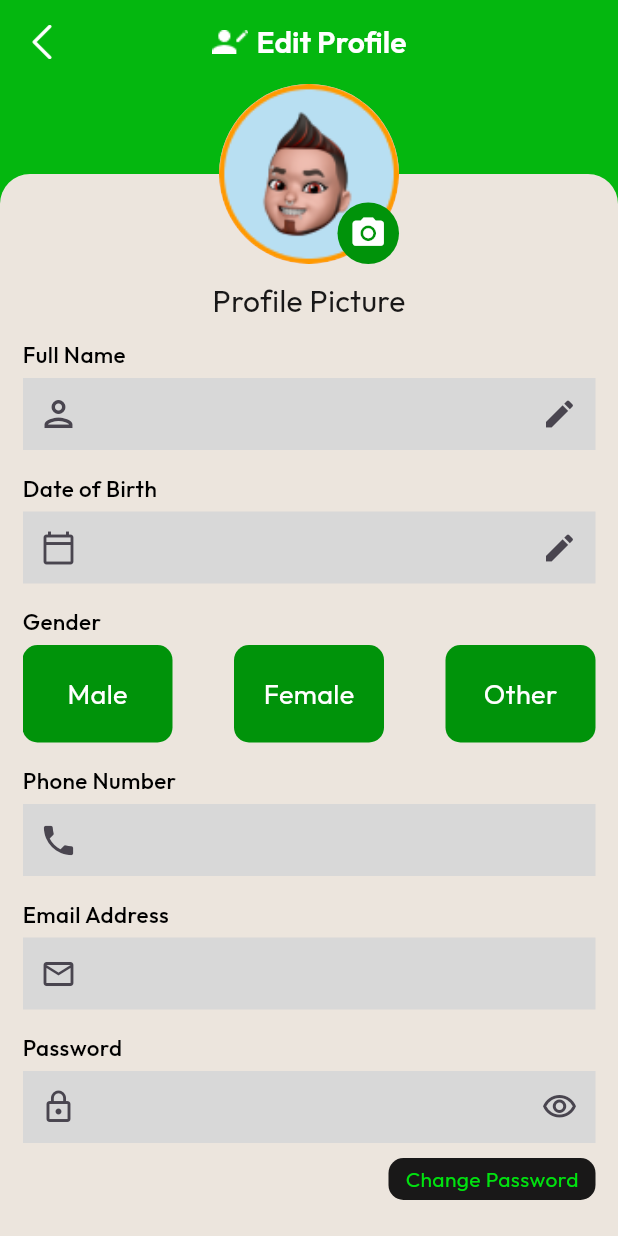
After one commit to sismart286/SnapShop_26, a Flutter app: the EditProfilePage screen opened directly, on a phone screen of 412 x 824 dp. The commit adds this screen. Run offline on Flutter 3.47's test engine with Material 3 defaults, Android fonts, the phone set to English and light mode, and no system bars; our stand-ins replace carousel_slider, firebase_auth, firebase_core, get; accounts and stored records are empty.

Commit message:
EditProfilePage UI is completed

```diff
--- a/lib/Config/Images.dart
+++ b/lib/Config/Images.dart
@@ -26,6 +26,7 @@ class AssetsImage {
   static const tshirt = "assets/icons/tshirt.png";
   static const tshirt1 = "assets/icons/tshirt1.png";
   static const visible = "assets/icons/visible.png";
+  static const editProfileIcon = "assets/icons/EditProfileIcon.png";
 
   //IMAGES PATH
   static const americanexpress = "assets/images/americanexpress.png";
--- /dev/null
+++ b/lib/Pages/EditProfilePage/EditProfilePage.dart
@@ -0,0 +1,157 @@
+import 'dart:developer';
+
+import 'package:flutter/material.dart';
+import 'package:get/get.dart';
+import 'package:snapshop/Config/Colors.dart';
+import 'package:snapshop/Config/Images.dart';
+import 'package:snapshop/Pages/EditProfilePage/Widgets/GenderSection.dart';
+import 'package:snapshop/Pages/EditProfilePage/Widgets/NameAndDOBEdit.dart';
+import 'package:snapshop/Pages/EditProfilePage/Widgets/PhoneEmailPasswordEditSection.dart';
+import 'package:snapshop/Pages/ProfilePage/widgets/AddressSection.dart';
+import 'package:snapshop/Widgets/CustomButton.dart';
+import 'package:snapshop/Widgets/PrimaryButton.dart';
+
+class EditProfilePage extends StatelessWidget {
+  const new({super.key});
+
+  @override
+  Widget build(BuildContext context) {
+    return Scaffold(
+      backgroundColor: primaryGreen,
+      appBar: AppBar(
+        backgroundColor: primaryGreen,
+        leading: IconButton(
+          onPressed: () {
+            Get.back();
+          },
+          icon: Image.asset(AssetsImage.backIcon, width: 23, color: white),
+        ),
+        title: Row(
+          mainAxisAlignment: MainAxisAlignment.center,
+          mainAxisSize: MainAxisSize.min,
+          children: [
+            Image.asset(AssetsImage.editProfileIcon, color: white, width: 25),
+            SizedBox(width: 5),
+            Text(
+              "Edit Profile",
+              style: TextStyle(
+                color: white,
+                fontFamily: "Outfit",
+                fontSize: 20,
+                fontWeight: FontWeight.w600,
+              ),
+            ),
+          ],
+        ),
+        centerTitle: true,
+      ),
+      body: Stack(
+        alignment: Alignment.center,
+        children: [
+          Container(
+            height: double.infinity,
+            width: double.infinity,
+            margin: EdgeInsets.only(top: 60),
+            decoration: BoxDecoration(
+              color: bgGrey,
+              borderRadius: BorderRadius.only(
+                topLeft: Radius.circular(20),
+                topRight: Radius.circular(20),
+              ),
+            ),
+          ),
+          Positioned(
+            top: 0,
+            // left: 0,
+            // right: 0,
+            child: Column(
+              children: [
+                SizedBox(
+                  width: 120,
+                  height: 120,
+                  child: Stack(
+                    clipBehavior: Clip.none,
+                    children: [
+                      Center(
+                        child: CircleAvatar(
+                          radius: 60,
+                          backgroundColor: Colors.transparent,
+                          child: CircleAvatar(
+                            backgroundImage: AssetImage(AssetsImage.boyPic),
+                            radius: 60,
+                          ),
+                        ),
+                      ),
+                      Positioned(
+                        bottom: 0,
+                        right: 0,
+                        child: InkWell(
+                          onTap: () {
+                            log("Clicked!");
+                          },
+                          child: Container(
+                            padding: EdgeInsets.all(8),
+                            decoration: BoxDecoration(
+                              color: primaryDeepGreen,
+                              shape: BoxShape.circle,
+                            ),
+                            child: Icon(
+                              Icons.camera_alt,
+                              color: white,
+                              size: 25,
+                            ),
+                          ),
+                        ),
+                      ),
+                    ],
+                  ),
+                ),
+                SizedBox(height: 10),
+                Text(
+                  "Profile Picture",
+                  style: TextStyle(
+                    color: midBlack,
+                    fontFamily: "Outfit",
+                    fontSize: 20,
+                    fontWeight: FontWeight.w400,
+                  ),
+                ),
+              ],
+            ),
+          ),
+
+          Padding(
+            padding: const EdgeInsets.only(
+              top: 170,
+              bottom: 20,
+              left: 15,
+              right: 15,
+            ),
+            child: SingleChildScrollView(
+              scrollDirection: Axis.vertical,
+              child: Column(
+                children: [
+                  NameAndDOBEditSection(),
+                  SizedBox(height: 15),
+                  GenderSelection(),
+                  SizedBox(height: 15),
+                  PhoneEmailPasswordEditSection(),
+                  SizedBox(height: 10),
+                  AddressSection(horizontalPadding: 0),
+                  SizedBox(height: 30),
+                  PrimaryButton(
+                    width: 250,
+                    height: 55,
+                    btnName: "Save Changes",
+                    onPressed: () {},
+                  ),
+                  SizedBox(height: 20),
+                ],
+              ),
+            ),
+          ),
+        ],
+      ),
+    );
+  }
+}
--- /dev/null
+++ b/lib/Pages/EditProfilePage/Widgets/GenderSection.dart
@@ -0,0 +1,58 @@
+import 'dart:developer';
+
+import 'package:flutter/material.dart';
+import 'package:snapshop/Config/Colors.dart';
+import 'package:snapshop/Widgets/CustomButton.dart';
+
+Widget GenderSelection() {
+  return Column(
+    crossAxisAlignment: CrossAxisAlignment.start,
+    children: [
+      Text(
+        "Gender",
+        style: TextStyle(
+          color: black,
+          fontFamily: "Outfit",
+          fontSize: 15,
+          fontWeight: FontWeight.w500,
+        ),
+      ),
+      SizedBox(height: 5),
+      Row(
+        mainAxisAlignment: MainAxisAlignment.spaceBetween,
+        children: [
+          CustomButton(
+            btnColor: primaryDeepGreen,
+            width: 100,
+            height: 65,
+            btnTextSize: 18,
+            btnName: "Male",
+            onTap: () {
+              log("Cliked!");
+            },
+          ),
+          CustomButton(
+            btnColor: primaryDeepGreen,
+            width: 100,
+            height: 65,
+            btnTextSize: 18,
+            btnName: "Female",
+            onTap: () {
+              log("Cliked!");
+            },
+          ),
+          CustomButton(
+            btnColor: primaryDeepGreen,
+            width: 100,
+            height: 65,
+            btnTextSize: 18,
+            btnName: "Other",
+            onTap: () {
+              log("Cliked!");
+            },
+          ),
+        ],
+      ),
+    ],
+  );
+}
--- /dev/null
+++ b/lib/Pages/EditProfilePage/Widgets/NameAndDOBEdit.dart
@@ -0,0 +1,62 @@
+import 'dart:developer';
+
+import 'package:flutter/material.dart';
+import 'package:snapshop/Config/Colors.dart';
+
+Widget NameAndDOBEditSection() {
+  return Column(
+    crossAxisAlignment: CrossAxisAlignment.start,
+    children: [
+      Text(
+        "Full Name",
+        style: TextStyle(
+          color: black,
+          fontFamily: "Outfit",
+          fontSize: 15,
+          fontWeight: FontWeight.w500,
+        ),
+      ),
+      SizedBox(height: 5),
+      TextField(
+        decoration: InputDecoration(
+          border: InputBorder.none,
+          filled: true,
+          fillColor: extraLightGrey,
+          prefixIcon: Icon(Icons.person_outlined, size: 28),
+          suffixIcon: IconButton(
+            onPressed: () {
+              log("Cliked!");
+            },
+            icon: Icon(Icons.edit),
+          ),
+        ),
+      ),
+
+      SizedBox(height: 15),
+      Text(
+        "Date of Birth",
+        style: TextStyle(
+          color: black,
+          fontFamily: "Outfit",
+          fontSize: 15,
+          fontWeight: FontWeight.w500,
+        ),
+      ),
+      SizedBox(height: 5),
+      TextField(
+        decoration: InputDecoration(
+          border: InputBorder.none,
+          filled: true,
+          fillColor: extraLightGrey,
+          prefixIcon: Icon(Icons.calendar_today_outlined),
+          suffixIcon: IconButton(
+            onPressed: () {
+              log("Cliked!");
+            },
+            icon: Icon(Icons.edit),
+          ),
+        ),
+      ),
+    ],
+  );
+}
--- /dev/null
+++ b/lib/Pages/EditProfilePage/Widgets/PhoneEmailPasswordEditSection.dart
@@ -0,0 +1,96 @@
+import 'dart:developer';
+
+import 'package:flutter/material.dart';
+import 'package:snapshop/Config/Colors.dart';
+import 'package:snapshop/Widgets/CustomButton.dart';
+
+Widget PhoneEmailPasswordEditSection() {
+  return Column(
+    crossAxisAlignment: CrossAxisAlignment.start,
+    children: [
+      Text(
+        "Phone Number",
+        style: TextStyle(
+          color: black,
+          fontFamily: "Outfit",
+          fontSize: 15,
+          fontWeight: FontWeight.w500,
+        ),
+      ),
+      SizedBox(height: 5),
+      TextField(
+        decoration: InputDecoration(
+          border: InputBorder.none,
+          filled: true,
+          fillColor: extraLightGrey,
+          prefixIcon: Icon(Icons.phone, size: 26),
+        ),
+      ),
+
+      SizedBox(height: 15),
+      Text(
+        "Email Address",
+        style: TextStyle(
+          color: black,
+          fontFamily: "Outfit",
+          fontSize: 15,
+          fontWeight: FontWeight.w500,
+        ),
+      ),
+      SizedBox(height: 5),
+      TextField(
+        decoration: InputDecoration(
+          border: InputBorder.none,
+          filled: true,
+          fillColor: extraLightGrey,
+          prefixIcon: Icon(Icons.email_outlined),
+        ),
+      ),
+      SizedBox(height: 15),
+      Text(
+        "Password",
+        style: TextStyle(
+          color: black,
+          fontFamily: "Outfit",
+          fontSize: 15,
+          fontWeight: FontWeight.w500,
+        ),
+      ),
+      SizedBox(height: 5),
+      TextField(
+        obscureText: true,
+        decoration: InputDecoration(
+          border: InputBorder.none,
+          filled: true,
+          fillColor: extraLightGrey,
+          prefixIcon: Icon(Icons.lock_outline),
+          suffixIcon: IconButton(
+            onPressed: () {
+              log("Cliked!");
+            },
+            icon: Icon(Icons.visibility_outlined),
+          ),
+        ),
+      ),
+      SizedBox(height: 10),
+      Container(
+        width: double.infinity,
+        child: Row(
+          mainAxisAlignment: MainAxisAlignment.end,
+          children: [
+            CustomButton(
+              height: 28,
+              width: 138,
+              radius: 10,
+              btnTextColor: primaryNormalGreen,
+              btnTextSize: 14,
+              btnColor: midBlack,
+              btnName: "Change Password",
+              onTap: () {},
+            ),
+          ],
+        ),
+      ),
+    ],
+  );
+}
--- a/lib/Pages/ProfilePage/ProfilePage.dart
+++ b/lib/Pages/ProfilePage/ProfilePage.dart
@@ -8,7 +8,6 @@ import 'package:snapshop/Pages/ProfilePage/widgets/PaymentMethods.dart';
 import 'package:snapshop/Pages/ProfilePage/widgets/PhoneNumber.dart';
 import 'package:snapshop/Pages/ProfilePage/widgets/WishlistSection.dart';
 import 'package:snapshop/Pages/ProfilePage/widgets/YourOrders.dart';
-import 'package:snapshop/Widgets/MyBottomNavigationBar.dart';
 
 class ProfilePage extends StatelessWidget {
   const new({super.key});
--- a/lib/Pages/ProfilePage/widgets/AddressSection.dart
+++ b/lib/Pages/ProfilePage/widgets/AddressSection.dart
@@ -2,9 +2,9 @@ import 'package:flutter/material.dart';
 import 'package:snapshop/Config/Colors.dart';
 import 'package:snapshop/Widgets/MiniEditButton.dart';
 
-Widget AddressSection() {
+Widget AddressSection({double? horizontalPadding = 15}) {
   return Padding(
-    padding: const EdgeInsets.symmetric(horizontal: 15),
+    padding: EdgeInsets.symmetric(horizontal: horizontalPadding!),
     child: Column(
       crossAxisAlignment: CrossAxisAlignment.start,
       children: [
--- a/lib/Pages/ProfilePage/widgets/EditProfAndChangePass.dart
+++ b/lib/Pages/ProfilePage/widgets/EditProfAndChangePass.dart
@@ -1,5 +1,7 @@
 import 'package:flutter/material.dart';
+import 'package:get/get.dart';
 import 'package:snapshop/Config/Colors.dart';
+import 'package:snapshop/Pages/EditProfilePage/EditProfilePage.dart';
 import 'package:snapshop/Widgets/CustomButton.dart';
 
 Widget EditProfileAndChangePasswordSection() {
@@ -22,6 +24,9 @@ Widget EditProfileAndChangePasswordSection() {
           btnTextSize: 13,
           btnColor: midBlack,
           btnName: "Edit Profile",
+          onTap: () {
+            Get.to(() => EditProfilePage());
+          },
         ),
         SizedBox(height: 15),
         CustomButton(
@@ -32,6 +37,7 @@ Widget EditProfileAndChangePasswordSection() {
           btnTextSize: 13,
           btnColor: midBlack,
           btnName: "Change Password",
+          onTap: () {},
         ),
       ],
     ),
--- a/lib/Widgets/CustomButton.dart
+++ b/lib/Widgets/CustomButton.dart
@@ -2,9 +2,9 @@ import 'package:flutter/material.dart';
 
 Widget CustomButton({
   double? height = 50,
-  double? width = double.infinity,
+  double? width = 250,
   double? radius = 10,
-  Color? btnTextColor = Colors.blue,
+  Color? btnTextColor = Colors.white,
   double? btnTextSize = 15,
   Color? btnColor = Colors.black,
   String? btnName = "Custom Button",
--- a/lib/Widgets/MyTextField.dart
+++ b/lib/Widgets/MyTextField.dart
@@ -4,8 +4,8 @@ import 'package:snapshop/Config/Colors.dart';
 
 Widget MyTextField({
   double? size = 10,
-  String? labelName,
-  String? hintText,
+  String? labelName = "TextField",
+  String? hintText = "Type here",
   bool? hideText = false,
 }) {
   RxBool isVisible = true.obs;
--- a/lib/Widgets/PrimaryButton.dart
+++ b/lib/Widgets/PrimaryButton.dart
@@ -3,9 +3,9 @@ import 'package:snapshop/Config/Colors.dart';
 
 Widget PrimaryButton({
   VoidCallback? onPressed,
-  String? btnName,
-  double? width,
-  double? height,
+  String? btnName = "Primary Button",
+  double? width = 200,
+  double? height = 55,
 }) {
   return FilledButton(
     onPressed: onPressed,
--- a/lib/main.dart
+++ b/lib/main.dart
@@ -1,6 +1,7 @@
 import 'package:firebase_core/firebase_core.dart';
 import 'package:flutter/material.dart';
 import 'package:get/get.dart';
+import 'package:snapshop/Pages/EditProfilePage/EditProfilePage.dart';
 import 'package:snapshop/Pages/ProfilePage/ProfilePage.dart';
 import 'package:snapshop/Pages/SplashPage/SplashPage.dart';
 import 'package:snapshop/firebase_options.dart';
```
Also changed, not shown: assets/icons/EditProfileIcon.png (added).
